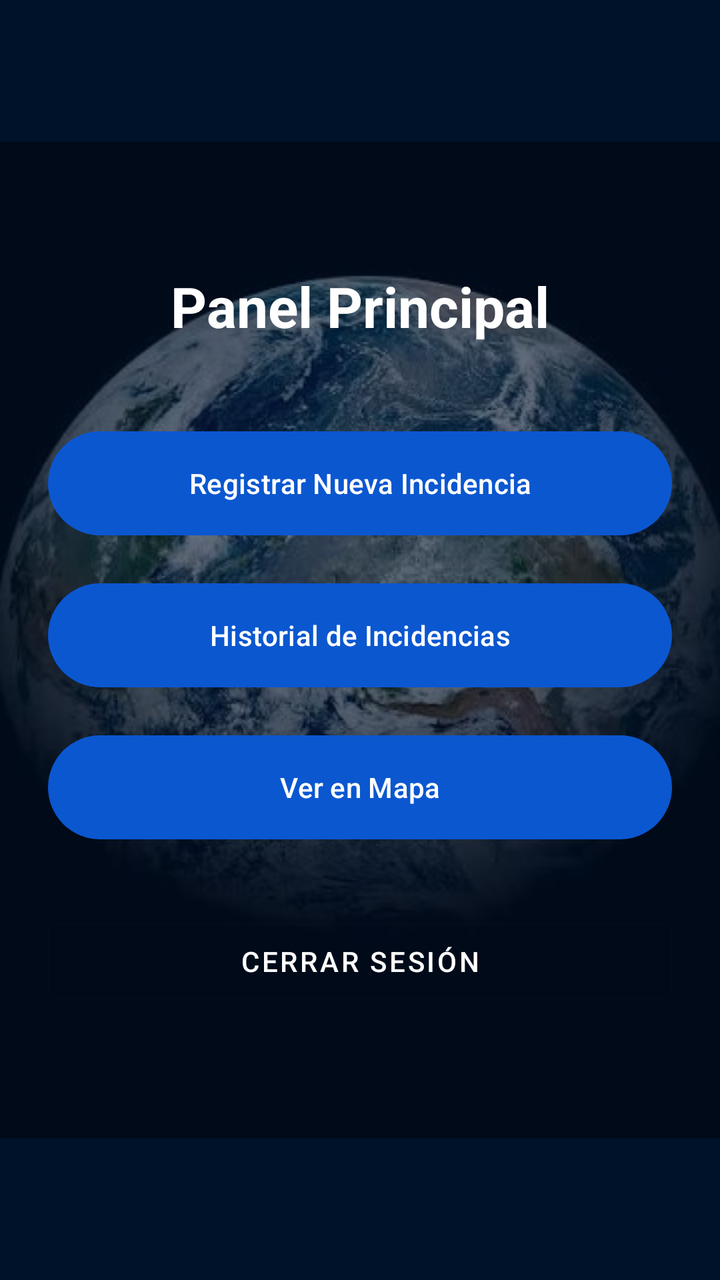
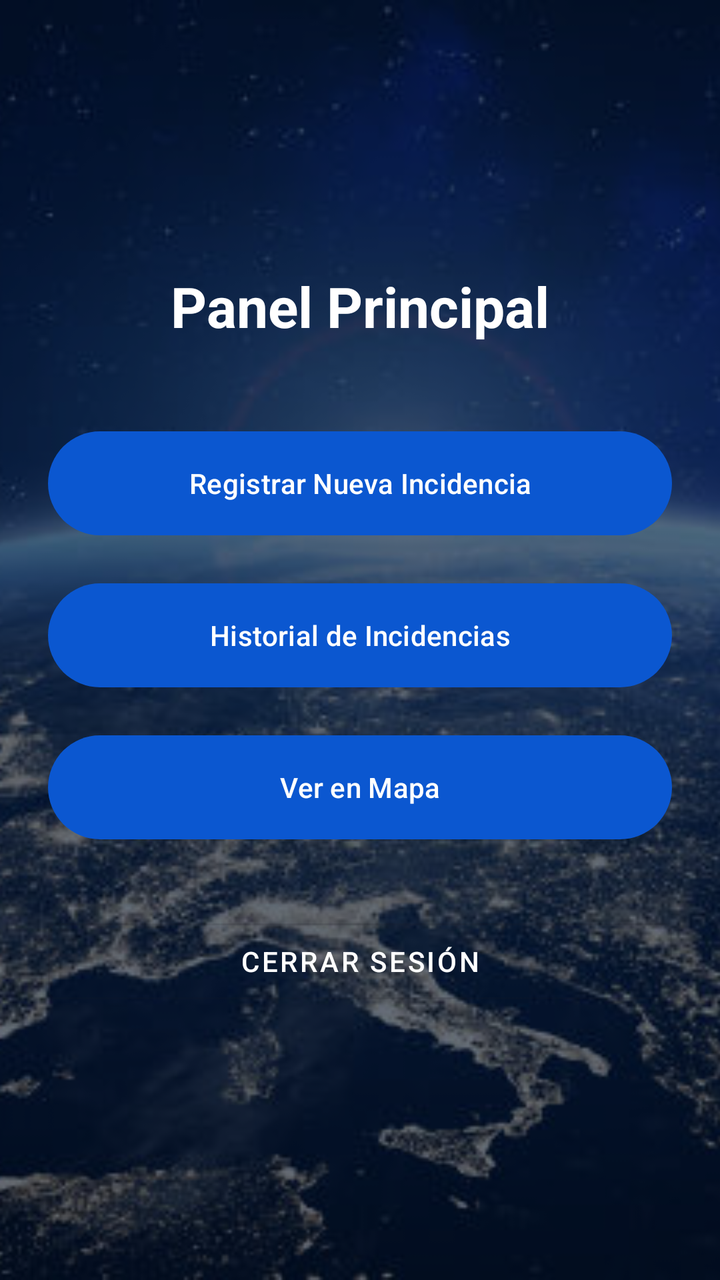

Compare the two renders of this Android layout. The source of the first and the diff that turns it into the second are given below.
<!-- AndroidManifest.xml: application theme Theme.GeoRegristro -->
<!-- res/layout/activity_main_principal.xml -->
<?xml version="1.0" encoding="utf-8"?>
<LinearLayout xmlns:android="http://schemas.android.com/apk/res/android"
    android:layout_width="match_parent"
    android:layout_height="match_parent"
    android:background="@drawable/bg_tierra"
    android:gravity="center"
    android:orientation="vertical"
    android:padding="24dp">

    <TextView
        android:layout_width="wrap_content"
        android:layout_height="wrap_content"
        android:text="Panel Principal"
        android:textSize="28sp"
        android:textStyle="bold"
        android:textColor="#FFFFFF"
        android:layout_marginBottom="40dp" />

    <Button
        android:id="@+id/btnRegistrarIncidencia"
        android:layout_width="match_parent"
        android:layout_height="60dp"
        android:text="Registrar Nueva Incidencia"
        android:layout_marginBottom="16dp" />

    <Button
        android:id="@+id/btnVerHistorial"
        android:layout_width="match_parent"
        android:layout_height="60dp"
        android:text="Historial de Incidencias"
        android:layout_marginBottom="16dp" />

    <Button
        android:id="@+id/btnVerMapa"
        android:layout_width="match_parent"
        android:layout_height="60dp"
        android:text="Ver en Mapa"
        android:layout_marginBottom="32dp" />

    <Button
        android:id="@+id/btnCerrarSesion"
        android:layout_width="match_parent"
        android:layout_height="50dp"
        android:text="Cerrar Sesión"
        android:textColor="#FFFFFF"
        style="@style/Widget.MaterialComponents.Button.OutlinedButton" />

</LinearLayout>
<!-- resources referenced by this layout -->
<resources>
  <!-- drawable bg_tierra (drawable) -->
  <?xml version="1.0" encoding="utf-8"?>
  <layer-list xmlns:android="http://schemas.android.com/apk/res/android">
      
      <item>
          <color android:color="#00122A" />
      </item>
  
      
      <item>
          <bitmap
              android:src="@drawable/tierra"
              android:gravity="center"
              android:tileMode="disabled" />
      </item>
  
      
      <item>
          <color android:color="#9900122A" />
      </item>
  </layer-list>
  <style name="Theme.GeoRegristro" parent="Base.Theme.GeoRegristro" />
  <!-- drawable tierra: jpg bitmap (drawable, 26514 bytes) -->
  <style name="Base.Theme.GeoRegristro" parent="Theme.Material3.DayNight.NoActionBar">
          
          <item name="colorPrimary">@color/earth_blue_primary</item>
          <item name="colorOnPrimary">@color/earth_blue_on_primary</item>
          <item name="colorPrimaryContainer">@color/earth_blue_container</item>
          <item name="colorOnPrimaryContainer">@color/earth_blue_on_container</item>
          <item name="colorSecondary">@color/earth_cyan_secondary</item>
          <item name="colorSecondaryContainer">@color/earth_cyan_container</item>
          <item name="android:statusBarColor">@color/earth_blue_primary</item>
      </style>
  <color name="earth_blue_primary">#0B57D0</color>
  <color name="earth_blue_on_primary">#FFFFFF</color>
  <color name="earth_blue_container">#D3E3FD</color>
  <color name="earth_blue_on_container">#041E49</color>
  <color name="earth_cyan_secondary">#006874</color>
  <color name="earth_cyan_container">#97F0FF</color>
</resources>

<!-- the commit's change to res/layout/activity_main_principal.xml (unified diff, before → after) -->
@@ -1,48 +1,66 @@
 <?xml version="1.0" encoding="utf-8"?>
-<LinearLayout xmlns:android="http://schemas.android.com/apk/res/android"
+<FrameLayout xmlns:android="http://schemas.android.com/apk/res/android"
     android:layout_width="match_parent"
-    android:layout_height="match_parent"
-    android:background="@drawable/bg_tierra"
-    android:gravity="center"
-    android:orientation="vertical"
-    android:padding="24dp">
+    android:layout_height="match_parent">
 
-    <TextView
-        android:layout_width="wrap_content"
-        android:layout_height="wrap_content"
-        android:text="Panel Principal"
-        android:textSize="28sp"
-        android:textStyle="bold"
-        android:textColor="#FFFFFF"
-        android:layout_marginBottom="40dp" />
+    
+    <ImageView
+        android:layout_width="match_parent"
+        android:layout_height="match_parent"
+        android:src="@drawable/tierra"
+        android:scaleType="centerCrop"
+        android:importantForAccessibility="no" />
 
-    <Button
-        android:id="@+id/btnRegistrarIncidencia"
+    
+    <View
         android:layout_width="match_parent"
-        android:layout_height="60dp"
-        android:text="Registrar Nueva Incidencia"
-        android:layout_marginBottom="16dp" />
+        android:layout_height="match_parent"
+        android:background="#9900122A" />
 
-    <Button
-        android:id="@+id/btnVerHistorial"
+    <LinearLayout
         android:layout_width="match_parent"
-        android:layout_height="60dp"
-        android:text="Historial de Incidencias"
-        android:layout_marginBottom="16dp" />
+        android:layout_height="match_parent"
+        android:gravity="center"
+        android:orientation="vertical"
+        android:padding="24dp">
 
-    <Button
-        android:id="@+id/btnVerMapa"
-        android:layout_width="match_parent"
-        android:layout_height="60dp"
-        android:text="Ver en Mapa"
-        android:layout_marginBottom="32dp" />
+        <TextView
+            android:layout_width="wrap_content"
+            android:layout_height="wrap_content"
+            android:text="Panel Principal"
+            android:textSize="28sp"
+            android:textStyle="bold"
+            android:textColor="#FFFFFF"
+            android:layout_marginBottom="40dp" />
 
-    <Button
-        android:id="@+id/btnCerrarSesion"
-        android:layout_width="match_parent"
-        android:layout_height="50dp"
-        android:text="Cerrar Sesión"
-        android:textColor="#FFFFFF"
-        style="@style/Widget.MaterialComponents.Button.OutlinedButton" />
+        <Button
+            android:id="@+id/btnRegistrarIncidencia"
+            android:layout_width="match_parent"
+            android:layout_height="60dp"
+            android:text="Registrar Nueva Incidencia"
+            android:layout_marginBottom="16dp" />
 
-</LinearLayout>
+        <Button
+            android:id="@+id/btnVerHistorial"
+            android:layout_width="match_parent"
+            android:layout_height="60dp"
+            android:text="Historial de Incidencias"
+            android:layout_marginBottom="16dp" />
+
+        <Button
+            android:id="@+id/btnVerMapa"
+            android:layout_width="match_parent"
+            android:layout_height="60dp"
+            android:text="Ver en Mapa"
+            android:layout_marginBottom="32dp" />
+
+        <Button
+            android:id="@+id/btnCerrarSesion"
+            android:layout_width="match_parent"
+            android:layout_height="50dp"
+            android:text="Cerrar Sesión"
+            android:textColor="#FFFFFF"
+            style="@style/Widget.MaterialComponents.Button.OutlinedButton" />
+
+    </LinearLayout>
+</FrameLayout>
<!-- resource entries referenced after the edit -->
@@ -1,28 +1,7 @@
 <!-- resources referenced by this layout -->
 <resources>
-  <!-- drawable bg_tierra (drawable) -->
-  <?xml version="1.0" encoding="utf-8"?>
-  <layer-list xmlns:android="http://schemas.android.com/apk/res/android">
-      
-      <item>
-          <color android:color="#00122A" />
-      </item>
-  
-      
-      <item>
-          <bitmap
-              android:src="@drawable/tierra"
-              android:gravity="center"
-              android:tileMode="disabled" />
-      </item>
-  
-      
-      <item>
-          <color android:color="#9900122A" />
-      </item>
-  </layer-list>
   <style name="Theme.GeoRegristro" parent="Base.Theme.GeoRegristro" />
-  <!-- drawable tierra: jpg bitmap (drawable, 26514 bytes) -->
+  <!-- drawable tierra: jpg bitmap (drawable, 47037 bytes) -->
   <style name="Base.Theme.GeoRegristro" parent="Theme.Material3.DayNight.NoActionBar">
           
           <item name="colorPrimary">@color/earth_blue_primary</item>
